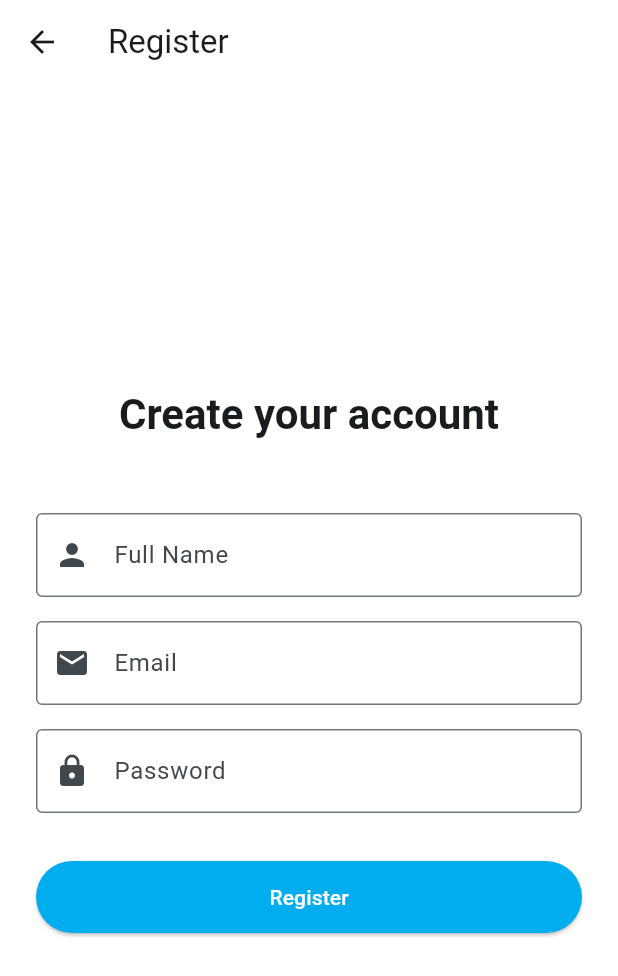
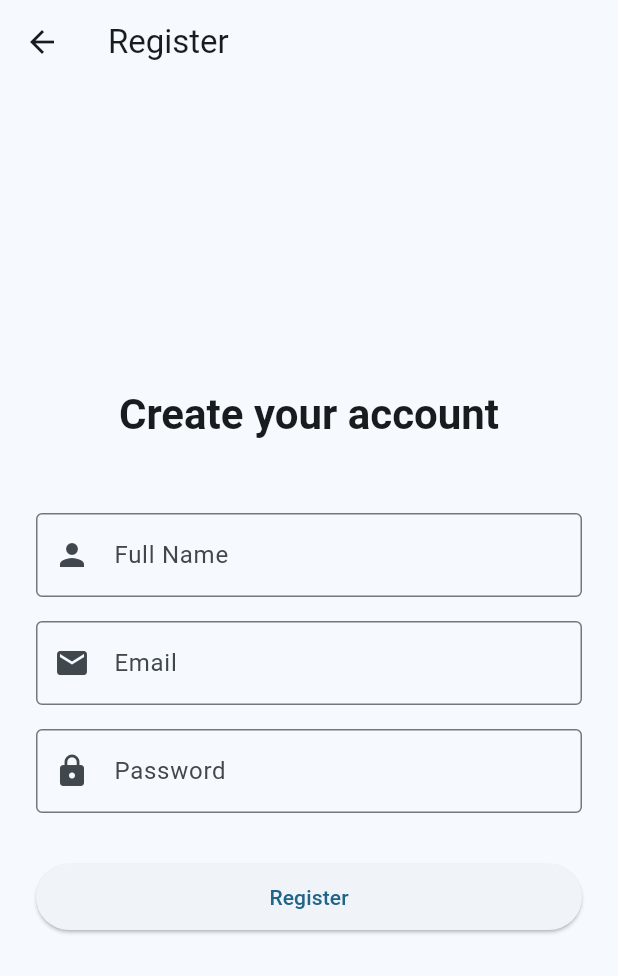
Before and after one commit to nxvinn29/BlaBlaCar, a Flutter app: the screen it shows after launch, after a tap on "Login", after a tap on "Register", on a phone screen of 412 x 824 dp. Shown: the top 976 px of the screen. Run offline on Flutter 3.47's test engine with Material 3 defaults, Android fonts, the phone set to English and light mode, and no system bars; our stand-ins replace geolocator, google_maps_flutter; accounts and stored records are empty.

```diff
--- a/lib/main.dart
+++ b/lib/main.dart
@@ -24,27 +24,23 @@ class RideShareXApp extends StatelessWidget {
         title: 'RideShareX',
         theme: ThemeData(
           useMaterial3: true,
+          // Let Material 3 generate a harmonious color scheme from a single seed color.
           colorScheme: ColorScheme.fromSeed(
             seedColor: const Color(0xFF00AEEF),
-            primary: const Color(0xFF00AEEF),
-            secondary: Colors.teal,
             brightness: Brightness.light,
           ),
-          scaffoldBackgroundColor: Colors.white,
           cardTheme: CardThemeData(
             shape: RoundedRectangleBorder(
-              borderRadius: BorderRadius.circular(16),
+              borderRadius: BorderRadius.circular(12),
             ),
-            elevation: 2,
+            clipBehavior: Clip.antiAlias,
           ),
           elevatedButtonTheme: ElevatedButtonThemeData(
             style: ElevatedButton.styleFrom(
-              backgroundColor: const Color(0xFF00AEEF),
               shape: RoundedRectangleBorder(
                 borderRadius: BorderRadius.circular(24),
               ),
-              foregroundColor: Colors.white,
-              minimumSize: const Size.fromHeight(48),
+              padding: const EdgeInsets.symmetric(horizontal: 24, vertical: 12),
             ),
           ),
         ),
```
Also changed, not shown: lib/screens/search_results_screen.dart (+57 -22 lines), lib/screens/search_screen.dart (+16 -17 lines).
